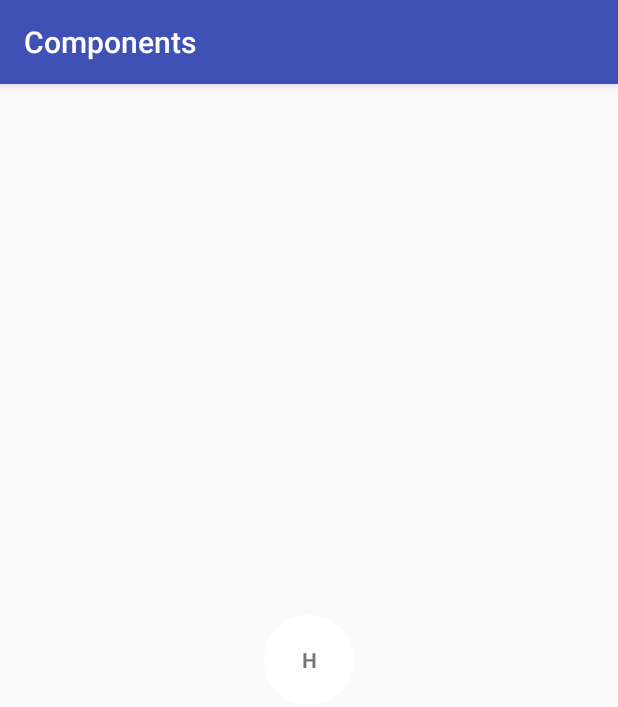
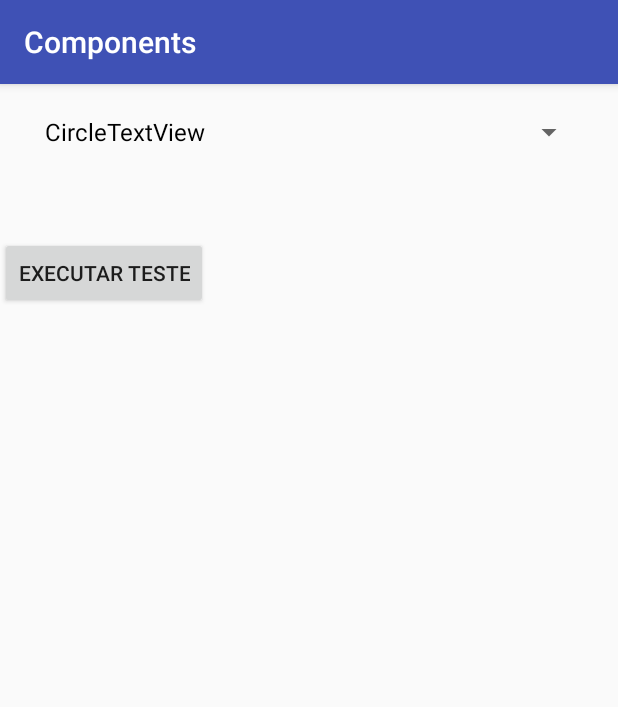
Before and after one commit to cstevanato/Components, an Android app: the screen it shows after launch (MainActivity), on a phone screen of 412 x 824 dp. Shown: the top 707 px of the screen. Run offline under Robolectric (Android 15) with nearby library versions, the phone set to English and light mode, and no system bars.

Commit message:
Atuaizando a Master

```diff
--- a/app/src/main/AndroidManifest.xml
+++ b/app/src/main/AndroidManifest.xml
@@ -16,6 +16,7 @@
                 <category android:name="android.intent.category.LAUNCHER" />
             </intent-filter>
         </activity>
+        <activity android:name=".TestCircleTextViewActivity"/>
     </application>
 
 </manifest>
--- a/app/src/main/java/br/com/stv/components/MainActivity.kt
+++ b/app/src/main/java/br/com/stv/components/MainActivity.kt
@@ -1,12 +1,35 @@
 package br.com.stv.components
 
+import android.content.Intent
+import android.os.Bundle
 import android.support.v7.app.AppCompatActivity
-import android.os.Bundle
+import android.widget.ArrayAdapter
+import kotlinx.android.synthetic.main.activity_main.*
 
 class MainActivity : AppCompatActivity() {
 
     override fun onCreate(savedInstanceState: Bundle?) {
         super.onCreate(savedInstanceState)
         setContentView(R.layout.activity_main)
+
+
+        val list_of_itens = arrayOf("CircleTextView", "EditTextNumber")
+
+        val array_adapter = ArrayAdapter(this, android.R.layout.simple_spinner_dropdown_item, list_of_itens)
+        array_adapter.setDropDownViewResource(android.R.layout.simple_spinner_dropdown_item)
+
+        sp_test.setAdapter(array_adapter)
+
+
+        button.setOnClickListener {
+            val intent = when (sp_test.selectedItem) {
+                "CircleTextView" -> Intent(this, TestCircleTextViewActivity::class.java)
+                else -> null
+            }
+
+            intent?.let {
+                startActivity(intent)
+            }
+        }
     }
 }
--- a/app/src/main/res/layout/activity_main.xml
+++ b/app/src/main/res/layout/activity_main.xml
@@ -6,15 +6,24 @@
     android:layout_height="match_parent"
     tools:context=".MainActivity">
 
-    <br.com.stv.circle.CircleTextView
-        android:layout_width="60dp"
-        android:layout_height="60dp"
-        android:text="H"
 
-
-        app:layout_constraintBottom_toBottomOf="parent"
-        app:layout_constraintLeft_toLeftOf="parent"
-        app:layout_constraintRight_toRightOf="parent"
+    <Spinner
+        android:id="@+id/sp_test"
+        android:layout_width="368dp"
+        android:layout_height="wrap_content"
+        android:layout_marginEnd="16dp"
+        android:layout_marginStart="16dp"
+        android:layout_marginTop="8dp"
+        app:layout_constraintEnd_toEndOf="parent"
+        app:layout_constraintStart_toStartOf="parent"
         app:layout_constraintTop_toTopOf="parent" />
 
+    <Button
+        android:id="@+id/button"
+        android:layout_width="wrap_content"
+        android:layout_height="wrap_content"
+        android:layout_marginTop="46dp"
+        android:text="Executar Teste"
+        app:layout_constraintTop_toBottomOf="@+id/sp_test"
+        tools:layout_editor_absoluteX="2dp" />
 </android.support.constraint.ConstraintLayout>
--- a/app/src/main/res/layout/activity_test_circle_text_view.xml
+++ b/app/src/main/res/layout/activity_test_circle_text_view.xml
@@ -6,4 +6,16 @@
     android:layout_height="match_parent"
     tools:context=".TestCircleTextViewActivity">
 
+
+    <br.com.stv.circle.CircleTextView
+        android:layout_width="60dp"
+        android:layout_height="60dp"
+        android:text="H"
+
+        app:background_color="@color/colorPrimary"
+        app:layout_constraintBottom_toBottomOf="parent"
+        app:layout_constraintLeft_toLeftOf="parent"
+        app:layout_constraintRight_toRightOf="parent"
+        app:layout_constraintTop_toTopOf="parent" />
+
 </android.support.constraint.ConstraintLayout>
```
